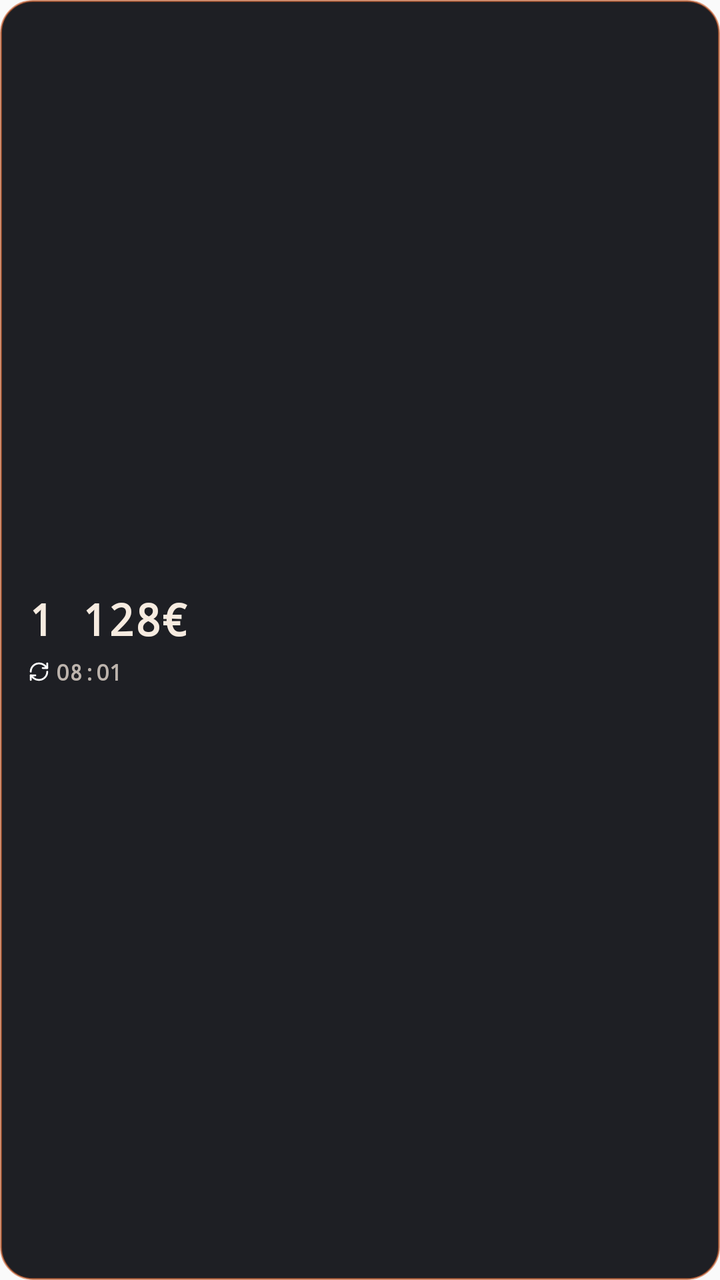
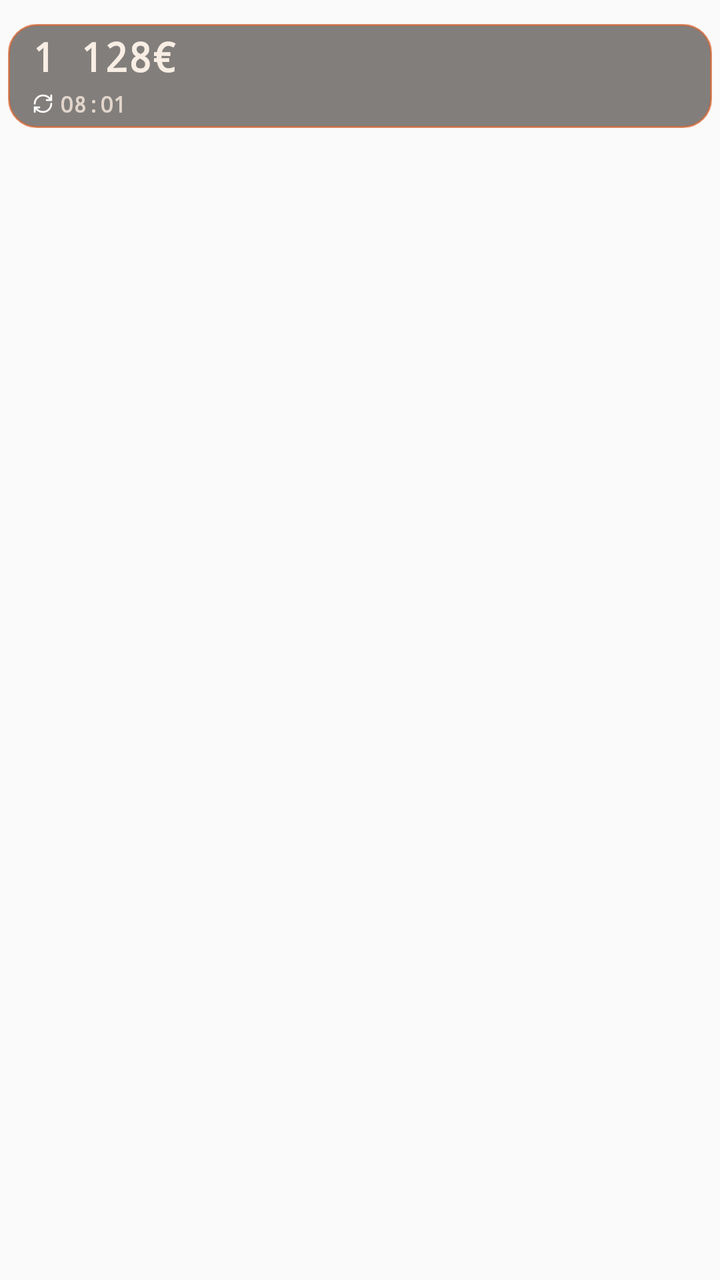

Before-and-after screenshots of an Android layout around one commit, followed by the original layout XML and the change that was made.
<!-- AndroidManifest.xml: application theme AppTheme -->
<!-- res/layout/widget_klad_2x1.xml -->
<?xml version="1.0" encoding="utf-8"?>
<FrameLayout xmlns:android="http://schemas.android.com/apk/res/android"
    android:id="@+id/w_racine"
    android:layout_width="match_parent"
    android:layout_height="match_parent"
    android:background="@drawable/w_fond_orbital">

    <LinearLayout
        android:layout_width="match_parent"
        android:layout_height="match_parent"
        android:gravity="center_vertical"
        android:orientation="vertical"
        android:paddingStart="14dp"
        android:paddingEnd="20dp">

        <TextView
            android:id="@+id/w_montant"
            style="@style/WidgetMontant"
            android:layout_width="match_parent"
            android:layout_height="28dp"
            android:autoSizeMaxTextSize="22sp"
            android:autoSizeMinTextSize="12sp"
            android:text="@string/widget_apercu_montant" />

        <LinearLayout
            android:layout_width="wrap_content"
            android:layout_height="wrap_content"
            android:layout_marginTop="4dp"
            android:gravity="center_vertical"
            android:orientation="horizontal">

            <ImageView
                android:id="@+id/w_bas_icone"
                android:layout_width="11dp"
                android:layout_height="11dp"
                android:layout_marginEnd="3dp"
                android:importantForAccessibility="no"
                android:src="@drawable/ic_w_synchro" />

            <TextView
                android:id="@+id/w_bas_texte"
                style="@style/WidgetBas"
                android:text="@string/widget_apercu_heure" />
        </LinearLayout>
    </LinearLayout>

    <TextView
        android:id="@+id/w_pastille"
        style="@style/WidgetPastille" />
</FrameLayout>
<!-- resources referenced by this layout -->
<resources>
  <!-- drawable ic_w_synchro (drawable) -->
  <?xml version="1.0" encoding="utf-8"?>
  <vector xmlns:android="http://schemas.android.com/apk/res/android" android:width="24dp" android:height="24dp" android:viewportWidth="24" android:viewportHeight="24">
      <path android:pathData="M3 12a9 9 0 0 1 9-9 9.75 9.75 0 0 1 6.74 2.74L21 8" android:strokeColor="#FFFFFFFF" android:strokeWidth="2" android:strokeLineCap="round" android:strokeLineJoin="round" android:fillColor="#00000000" />
      <path android:pathData="M21 3v5h-5" android:strokeColor="#FFFFFFFF" android:strokeWidth="2" android:strokeLineCap="round" android:strokeLineJoin="round" android:fillColor="#00000000" />
      <path android:pathData="M21 12a9 9 0 0 1-9 9 9.75 9.75 0 0 1-6.74-2.74L3 16" android:strokeColor="#FFFFFFFF" android:strokeWidth="2" android:strokeLineCap="round" android:strokeLineJoin="round" android:fillColor="#00000000" />
      <path android:pathData="M8 16H3v5" android:strokeColor="#FFFFFFFF" android:strokeWidth="2" android:strokeLineCap="round" android:strokeLineJoin="round" android:fillColor="#00000000" />
  </vector>
  <!-- drawable w_fond_orbital (drawable) -->
  <?xml version="1.0" encoding="utf-8"?>
  <shape xmlns:android="http://schemas.android.com/apk/res/android" android:shape="rectangle">
      <solid android:color="#FF1E1F24" />
      <stroke android:width="1dp" android:color="#99CE5C28" />
      <corners android:radius="16dp" />
  </shape>
  <string name="widget_apercu_heure">08:01</string>
  <string name="widget_apercu_montant">1 128€</string>
  <style name="WidgetBas">
          <item name="android:layout_width">wrap_content</item>
          <item name="android:layout_height">wrap_content</item>
          <item name="android:maxLines">1</item>
          <item name="android:fontFamily">monospace</item>
          <item name="android:textColor">@color/w_orbital_muet</item>
          <item name="android:textSize">11sp</item>
          <item name="android:textStyle">bold</item>
      </style>
  <style name="WidgetMontant">
          <item name="android:gravity">center_vertical</item>
          <item name="android:maxLines">1</item>
          <item name="android:includeFontPadding">false</item>
          <item name="android:fontFamily">monospace</item>
          <item name="android:textStyle">bold</item>
          <item name="android:textColor">@color/w_orbital_montant</item>
          <item name="android:autoSizeTextType">uniform</item>
          <item name="android:autoSizeStepGranularity">1sp</item>
      </style>
  <style name="WidgetPastille">
          <item name="android:layout_width">12dp</item>
          <item name="android:layout_height">12dp</item>
          <item name="android:layout_gravity">top|end</item>
          <item name="android:layout_margin">5dp</item>
          <item name="android:background">@drawable/w_pastille_orbital</item>
          <item name="android:gravity">center</item>
          <item name="android:includeFontPadding">false</item>
          <item name="android:maxLines">1</item>
          <item name="android:textColor">@color/w_orbital_pastille_texte</item>
          <item name="android:textSize">8sp</item>
          <item name="android:textStyle">bold</item>
          <item name="android:visibility">gone</item>
      </style>
  <style name="AppTheme" parent="Theme.AppCompat.Light.DarkActionBar">
          
          <item name="colorPrimary">@color/colorPrimary</item>
          <item name="colorPrimaryDark">@color/colorPrimaryDark</item>
          <item name="colorAccent">@color/colorAccent</item>
      </style>
  <color name="w_orbital_muet">#BDB4AD</color>
  <color name="w_orbital_montant">#F6EBE0</color>
  <!-- drawable w_pastille_orbital (drawable) -->
  <?xml version="1.0" encoding="utf-8"?>
  <shape xmlns:android="http://schemas.android.com/apk/res/android" android:shape="oval">
      <solid android:color="#FFC4511F" />
  </shape>
  <color name="w_orbital_pastille_texte">#FFFFFF</color>
</resources>

<!-- the commit's change to res/layout/widget_klad_2x1.xml (unified diff, before → after) -->
@@ -2,49 +2,59 @@
 <FrameLayout xmlns:android="http://schemas.android.com/apk/res/android"
     android:id="@+id/w_racine"
     android:layout_width="match_parent"
-    android:layout_height="match_parent"
-    android:background="@drawable/w_fond_orbital">
+    android:layout_height="match_parent">
 
-    <LinearLayout
+    <FrameLayout
+        android:id="@+id/w_carte"
         android:layout_width="match_parent"
-        android:layout_height="match_parent"
-        android:gravity="center_vertical"
-        android:orientation="vertical"
-        android:paddingStart="14dp"
-        android:paddingEnd="20dp">
+        android:layout_height="52dp"
+        android:layout_gravity="top"
+        android:layout_marginStart="4dp"
+        android:layout_marginTop="@dimen/w_haut"
+        android:layout_marginEnd="4dp"
+        android:background="@drawable/w_fond_orbital_verre">
+
+        <LinearLayout
+            android:layout_width="match_parent"
+            android:layout_height="match_parent"
+            android:gravity="center_vertical"
+            android:orientation="vertical"
+            android:paddingStart="12dp"
+            android:paddingEnd="20dp">
+
+            <TextView
+                android:id="@+id/w_montant"
+                style="@style/WidgetMontant"
+                android:layout_width="match_parent"
+                android:layout_height="25dp"
+                android:autoSizeMaxTextSize="20sp"
+                android:autoSizeMinTextSize="12sp"
+                android:text="@string/widget_apercu_montant" />
+
+            <LinearLayout
+                android:layout_width="wrap_content"
+                android:layout_height="wrap_content"
+                android:layout_marginTop="3dp"
+                android:gravity="center_vertical"
+                android:orientation="horizontal">
+
+                <ImageView
+                    android:id="@+id/w_bas_icone"
+                    android:layout_width="11dp"
+                    android:layout_height="11dp"
+                    android:layout_marginEnd="3dp"
+                    android:importantForAccessibility="no"
+                    android:src="@drawable/ic_w_synchro" />
+
+                <TextView
+                    android:id="@+id/w_bas_texte"
+                    style="@style/WidgetBas"
+                    android:text="@string/widget_apercu_heure" />
+            </LinearLayout>
+        </LinearLayout>
 
         <TextView
-            android:id="@+id/w_montant"
-            style="@style/WidgetMontant"
-            android:layout_width="match_parent"
-            android:layout_height="28dp"
-            android:autoSizeMaxTextSize="22sp"
-            android:autoSizeMinTextSize="12sp"
-            android:text="@string/widget_apercu_montant" />
-
-        <LinearLayout
-            android:layout_width="wrap_content"
-            android:layout_height="wrap_content"
-            android:layout_marginTop="4dp"
-            android:gravity="center_vertical"
-            android:orientation="horizontal">
-
-            <ImageView
-                android:id="@+id/w_bas_icone"
-                android:layout_width="11dp"
-                android:layout_height="11dp"
-                android:layout_marginEnd="3dp"
-                android:importantForAccessibility="no"
-                android:src="@drawable/ic_w_synchro" />
-
-            <TextView
-                android:id="@+id/w_bas_texte"
-                style="@style/WidgetBas"
-                android:text="@string/widget_apercu_heure" />
-        </LinearLayout>
-    </LinearLayout>
-
-    <TextView
-        android:id="@+id/w_pastille"
-        style="@style/WidgetPastille" />
+            android:id="@+id/w_pastille"
+            style="@style/WidgetPastille" />
+    </FrameLayout>
 </FrameLayout>
<!-- resource entries referenced after the edit -->
@@ -1,5 +1,6 @@
 <!-- resources referenced by this layout -->
 <resources>
+  <dimen name="w_haut">12dp</dimen>
   <!-- drawable ic_w_synchro (drawable) -->
   <?xml version="1.0" encoding="utf-8"?>
   <vector xmlns:android="http://schemas.android.com/apk/res/android" android:width="24dp" android:height="24dp" android:viewportWidth="24" android:viewportHeight="24">
@@ -8,12 +9,12 @@
       <path android:pathData="M21 12a9 9 0 0 1-9 9 9.75 9.75 0 0 1-6.74-2.74L3 16" android:strokeColor="#FFFFFFFF" android:strokeWidth="2" android:strokeLineCap="round" android:strokeLineJoin="round" android:fillColor="#00000000" />
       <path android:pathData="M8 16H3v5" android:strokeColor="#FFFFFFFF" android:strokeWidth="2" android:strokeLineCap="round" android:strokeLineJoin="round" android:fillColor="#00000000" />
   </vector>
-  <!-- drawable w_fond_orbital (drawable) -->
+  <!-- drawable w_fond_orbital_verre (drawable) -->
   <?xml version="1.0" encoding="utf-8"?>
   <shape xmlns:android="http://schemas.android.com/apk/res/android" android:shape="rectangle">
-      <solid android:color="#FF1E1F24" />
-      <stroke android:width="1dp" android:color="#99CE5C28" />
-      <corners android:radius="16dp" />
+      <solid android:color="#85160E0A" />
+      <stroke android:width="1dp" android:color="#B3D6622C" />
+      <corners android:radius="14dp" />
   </shape>
   <string name="widget_apercu_heure">08:01</string>
   <string name="widget_apercu_montant">1 128€</string>
@@ -40,7 +41,7 @@
           <item name="android:layout_width">12dp</item>
           <item name="android:layout_height">12dp</item>
           <item name="android:layout_gravity">top|end</item>
-          <item name="android:layout_margin">5dp</item>
+          <item name="android:layout_margin">4dp</item>
           <item name="android:background">@drawable/w_pastille_orbital</item>
           <item name="android:gravity">center</item>
           <item name="android:includeFontPadding">false</item>
@@ -56,8 +57,8 @@
           <item name="colorPrimaryDark">@color/colorPrimaryDark</item>
           <item name="colorAccent">@color/colorAccent</item>
       </style>
-  <color name="w_orbital_muet">#BDB4AD</color>
-  <color name="w_orbital_montant">#F6EBE0</color>
+  <color name="w_orbital_muet">#E2D6CC</color>
+  <color name="w_orbital_montant">#F8EEE4</color>
   <!-- drawable w_pastille_orbital (drawable) -->
   <?xml version="1.0" encoding="utf-8"?>
   <shape xmlns:android="http://schemas.android.com/apk/res/android" android:shape="oval">
